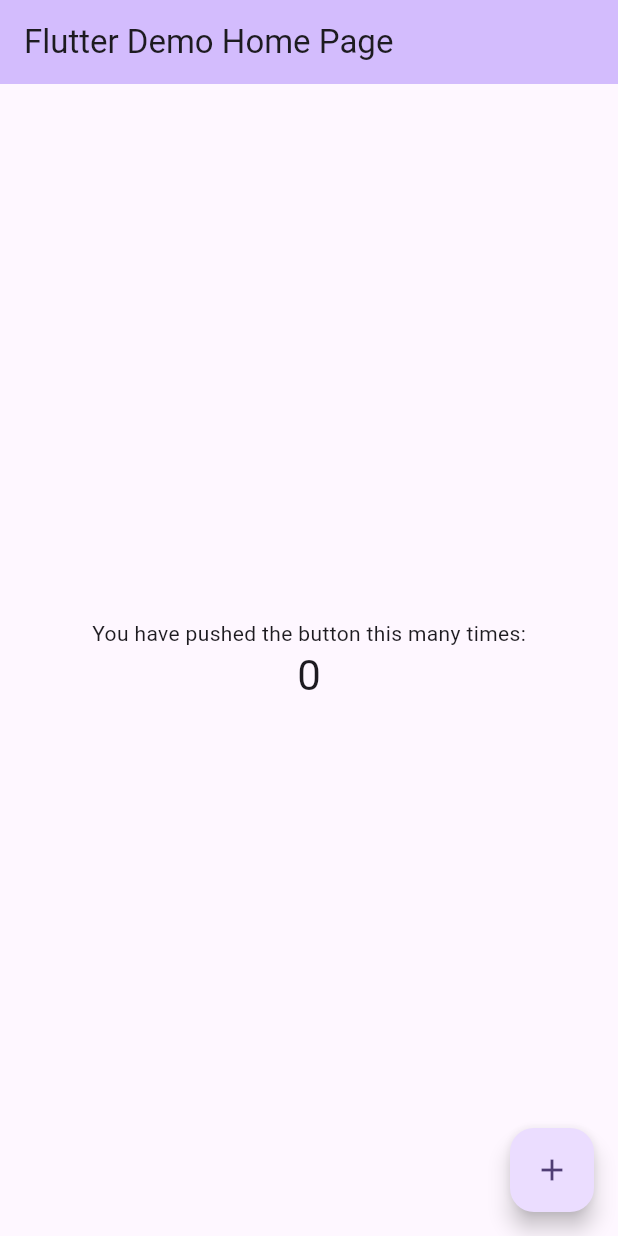
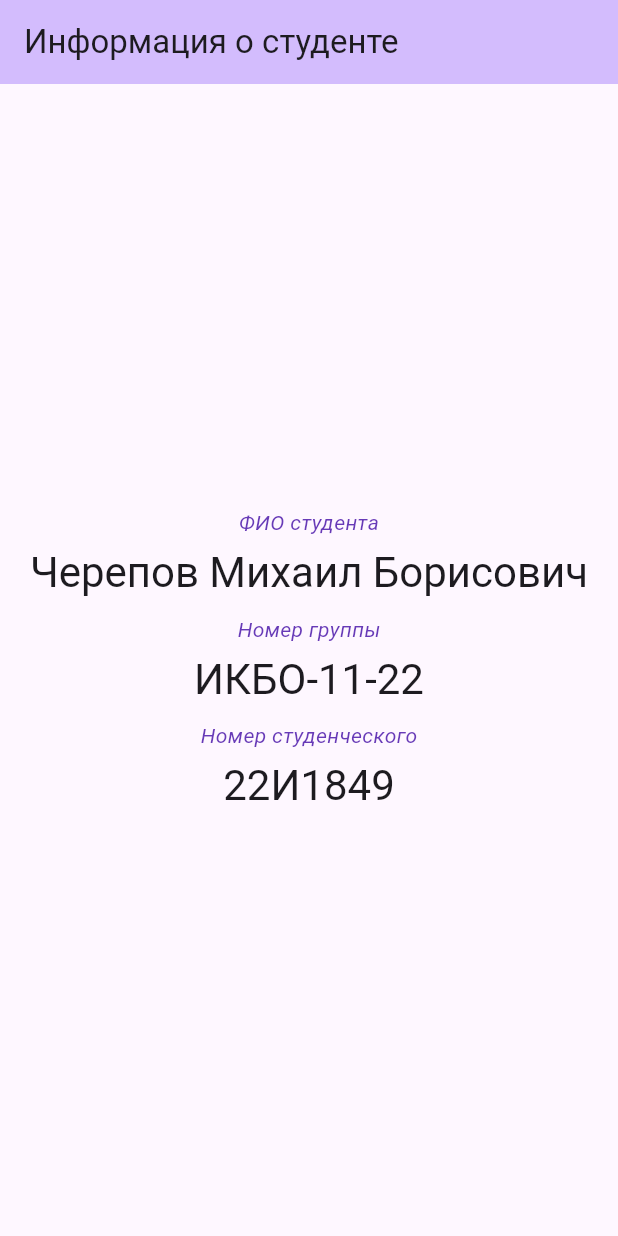
Before and after one commit to depresso-m/first_flutter, a Flutter app: the screen it shows after launch, on a phone screen of 412 x 824 dp. Run offline on Flutter 3.47's test engine with Material 3 defaults, Android fonts, the phone set to English and light mode, and no system bars.

Commit message:
Вторая практическая работа выполнена

```diff
--- a/lib/main.dart
+++ b/lib/main.dart
@@ -13,24 +13,9 @@
     return MaterialApp(
       title: 'Flutter Demo',
       theme: ThemeData(
-        // This is the theme of your application.
-        //
-        // TRY THIS: Try running your application with "flutter run". You'll see
-        // the application has a purple toolbar. Then, without quitting the app,
-        // try changing the seedColor in the colorScheme below to Colors.green
-        // and then invoke "hot reload" (save your changes or press the "hot
-        // reload" button in a Flutter-supported IDE, or press "r" if you used
-        // the command line to start the app).
-        //
-        // Notice that the counter didn't reset back to zero; the application
-        // state is not lost during the reload. To reset the state, use hot
-        // restart instead.
-        //
-        // This works for code too, not just values: Most code changes can be
-        // tested with just a hot reload.
         colorScheme: ColorScheme.fromSeed(seedColor: Colors.deepPurple),
       ),
-      home: const MyHomePage(title: 'Flutter Demo Home Page'),
+      home: const MyHomePage(title: 'Информация о студенте'),
     );
   }
 }
@@ -54,69 +39,40 @@
 }
 
 class _MyHomePageState extends State<MyHomePage> {
-  int _counter = 0;
-
-  void _incrementCounter() {
-    setState(() {
-      // This call to setState tells the Flutter framework that something has
-      // changed in this State, which causes it to rerun the build method below
-      // so that the display can reflect the updated values. If we changed
-      // _counter without calling setState(), then the build method would not be
-      // called again, and so nothing would appear to happen.
-      _counter++;
-    });
-  }
-
   @override
   Widget build(BuildContext context) {
-    // This method is rerun every time setState is called, for instance as done
-    // by the _incrementCounter method above.
-    //
-    // The Flutter framework has been optimized to make rerunning build methods
-    // fast, so that you can just rebuild anything that needs updating rather
-    // than having to individually change instances of widgets.
     return Scaffold(
       appBar: AppBar(
-        // TRY THIS: Try changing the color here to a specific color (to
-        // Colors.amber, perhaps?) and trigger a hot reload to see the AppBar
-        // change color while the other colors stay the same.
         backgroundColor: Theme.of(context).colorScheme.inversePrimary,
-        // Here we take the value from the MyHomePage object that was created by
-        // the App.build method, and use it to set our appbar title.
         title: Text(widget.title),
       ),
       body: Center(
-        // Center is a layout widget. It takes a single child and positions it
-        // in the middle of the parent.
         child: Column(
-          // Column is also a layout widget. It takes a list of children and
-          // arranges them vertically. By default, it sizes itself to fit its
-          // children horizontally, and tries to be as tall as its parent.
-          //
-          // Column has various properties to control how it sizes itself and
-          // how it positions its children. Here we use mainAxisAlignment to
-          // center the children vertically; the main axis here is the vertical
-          // axis because Columns are vertical (the cross axis would be
-          // horizontal).
-          //
-          // TRY THIS: Invoke "debug painting" (choose the "Toggle Debug Paint"
-          // action in the IDE, or press "p" in the console), to see the
-          // wireframe for each widget.
           mainAxisAlignment: MainAxisAlignment.center,
           children: <Widget>[
-            const Text('You have pushed the button this many times:'),
+            Text('ФИО студента', style: TextStyle(color: Colors.deepPurple, fontStyle: FontStyle.italic)),
+            SizedBox(height: 5),
             Text(
-              '$_counter',
+              'Черепов Михаил Борисович',
               style: Theme.of(context).textTheme.headlineMedium,
             ),
+            SizedBox(height: 10),
+            Text('Номер группы', style: TextStyle(color: Colors.deepPurple, fontStyle: FontStyle.italic)),
+            SizedBox(height: 5),
+            Text(
+              'ИКБО-11-22',
+              style: Theme.of(context).textTheme.headlineMedium,
+            ),
+            SizedBox(height: 10),
+            Text('Номер студенческого', style: TextStyle(color: Colors.deepPurple, fontStyle: FontStyle.italic)),
+            SizedBox(height: 5),
+            Text(
+              '22И1849',
+              style: Theme.of(context).textTheme.headlineMedium,
+            )
           ],
         ),
       ),
-      floatingActionButton: FloatingActionButton(
-        onPressed: _incrementCounter,
-        tooltip: 'Increment',
-        child: const Icon(Icons.add),
-      ), // This trailing comma makes auto-formatting nicer for build methods.
     );
   }
 }
```
